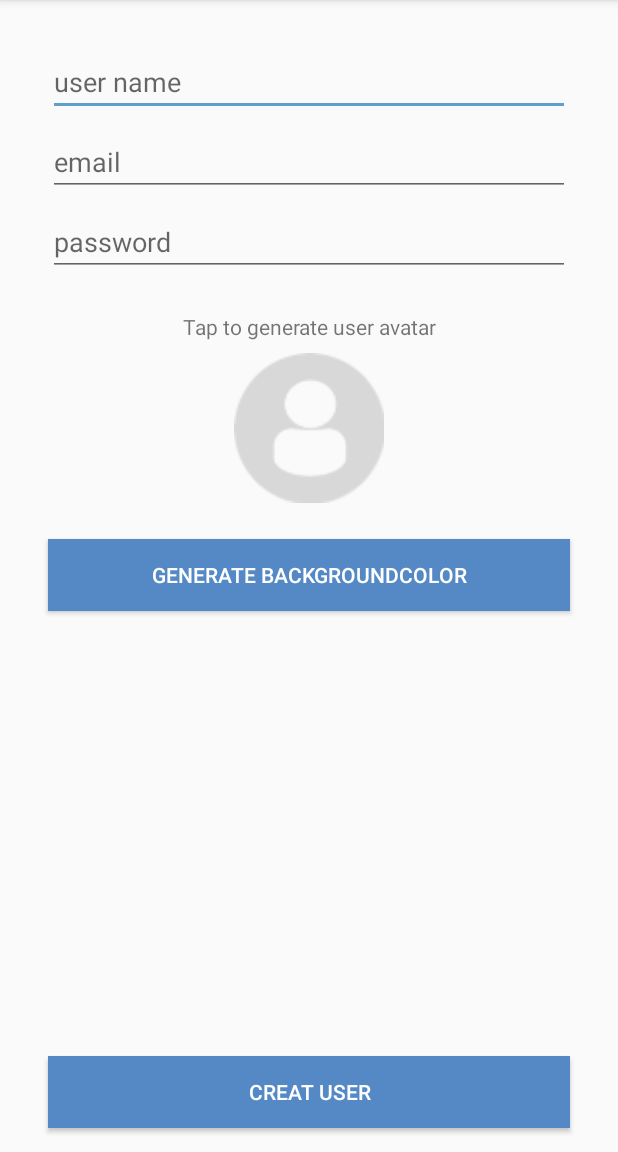
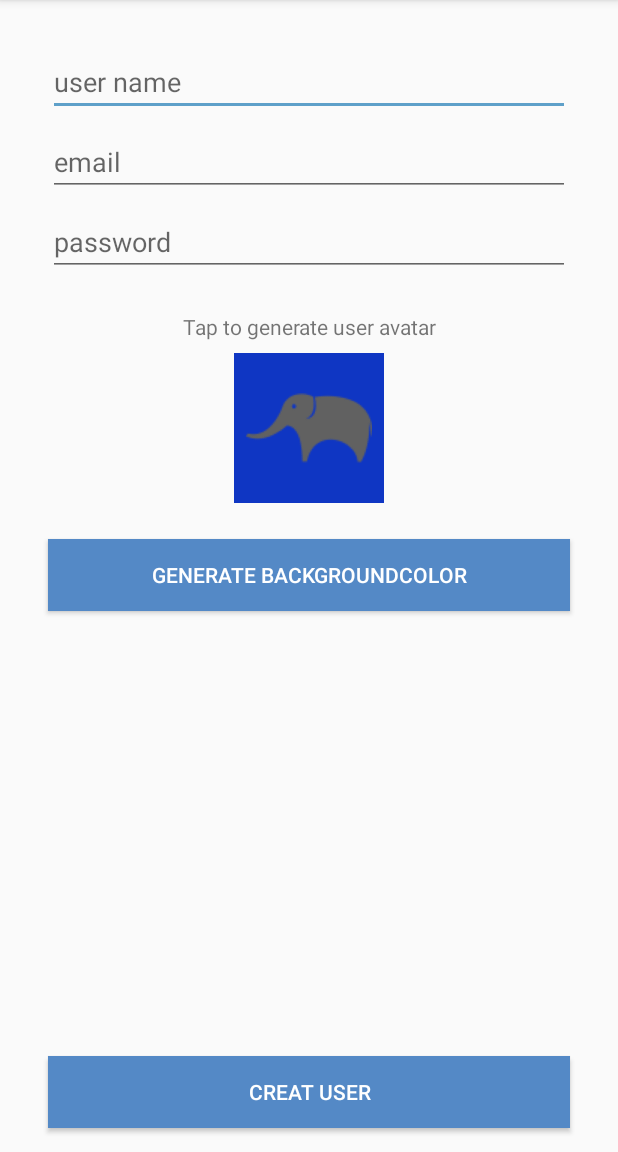
Before and after one commit to togahepi/Smash, an Android app: the CreateUserData screen opened directly, with no data from a screen before it, after a tap on "GENERATE BACKGROUNDCOLOR", on a phone screen of 412 x 824 dp, the part 84-1236 px from its top. Run offline under Robolectric (Android 15) with nearby library versions, the phone set to English and light mode, and no system bars; 1 other tap on this screen came first.

Commit message:
build funtion on generate random user avatar and color avatar

```diff
--- a/app/src/main/java/com/example/togahepi/smack/CreateUserActivity.kt
+++ b/app/src/main/java/com/example/togahepi/smack/CreateUserActivity.kt
@@ -1,25 +1,54 @@
 package com.example.togahepi.smack
 
+import android.graphics.Color
 import android.support.v7.app.AppCompatActivity
 import android.os.Bundle
 import android.view.View
+import kotlinx.android.synthetic.main.activity_create_user_data.*
+import kotlin.random.Random
 
 class CreateUserData : AppCompatActivity() {
-
+    var userAvatar = "profileDefault"
+    var avatarColor = "[0.5, 0.5, 0.5, 1]"
     override fun onCreate(savedInstanceState: Bundle?) {
         super.onCreate(savedInstanceState)
         setContentView(R.layout.activity_create_user_data)
     }
 
     fun generateUserAvatar(view: View) {
+        val random = Random
+        val color = random.nextInt(2)
+        val avatar = random.nextInt(18)
 
+        userAvatar = if (color == 0) {
+            "light$avatar"
+        } else {
+            "dark$avatar"
+        }
+
+        val resourceId = resources.getIdentifier(userAvatar,"drawable", packageName)
+
+        createAvatarImageView.setImageResource(resourceId)
+    }
+
+    fun generateColorClicked(view: View) {
+        val random = Random
+        val r = random.nextInt(255)
+        val g = random.nextInt(255)
+        val b = random.nextInt(255)
+
+        createAvatarImageView.setBackgroundColor(Color.rgb(r,g,b))
+
+        val savedR = r.toDouble()/255
+        val savedG = g.toDouble()/255
+        val savedB = b.toDouble()/255
+
+        avatarColor = "[$savedR, $savedG, $savedB, 1]"
     }
 
     fun createUserClicked(view: View) {
 
     }
 
-    fun generateColorClicked(view: View) {
 
-    }
 }
--- a/app/src/main/res/values/strings.xml
+++ b/app/src/main/res/values/strings.xml
@@ -1,6 +1,6 @@
 <resources>
     <string name="app_name">Smack</string>
-    <string name="title_activity_main">MainActivity</string>
+    <string name="title_activity_main">Smack</string>
     <string name="navigation_drawer_open">Open navigation drawer</string>
     <string name="navigation_drawer_close">Close navigation drawer</string>
     <string name="nav_header_title">Android Studio</string>
```
